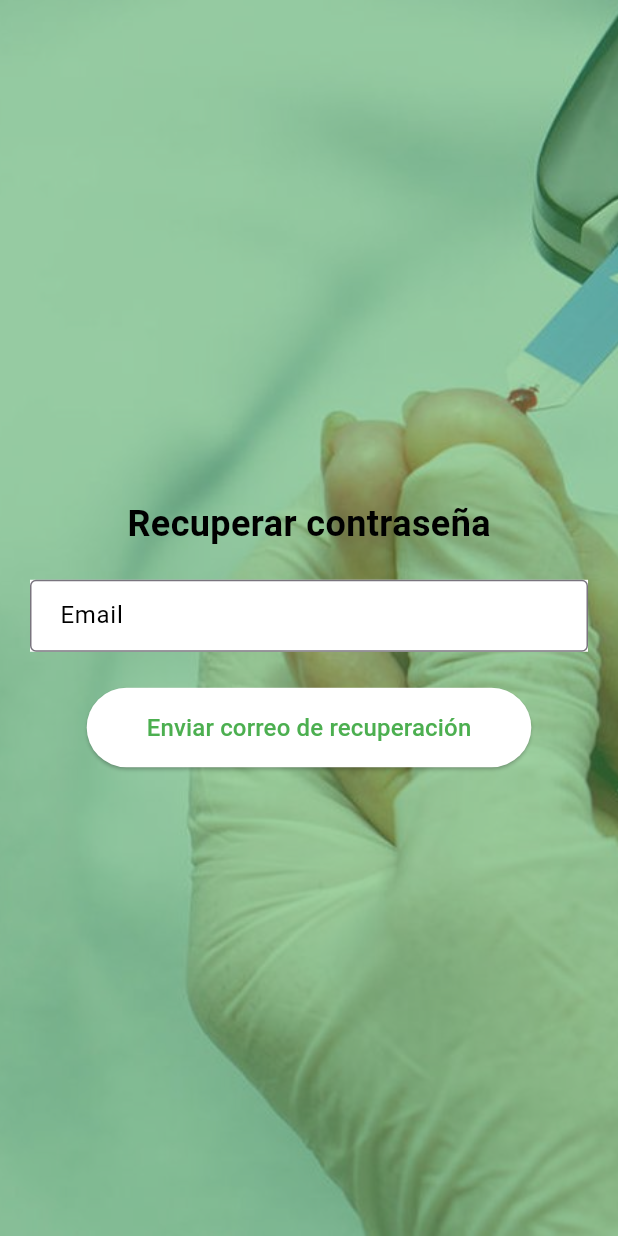
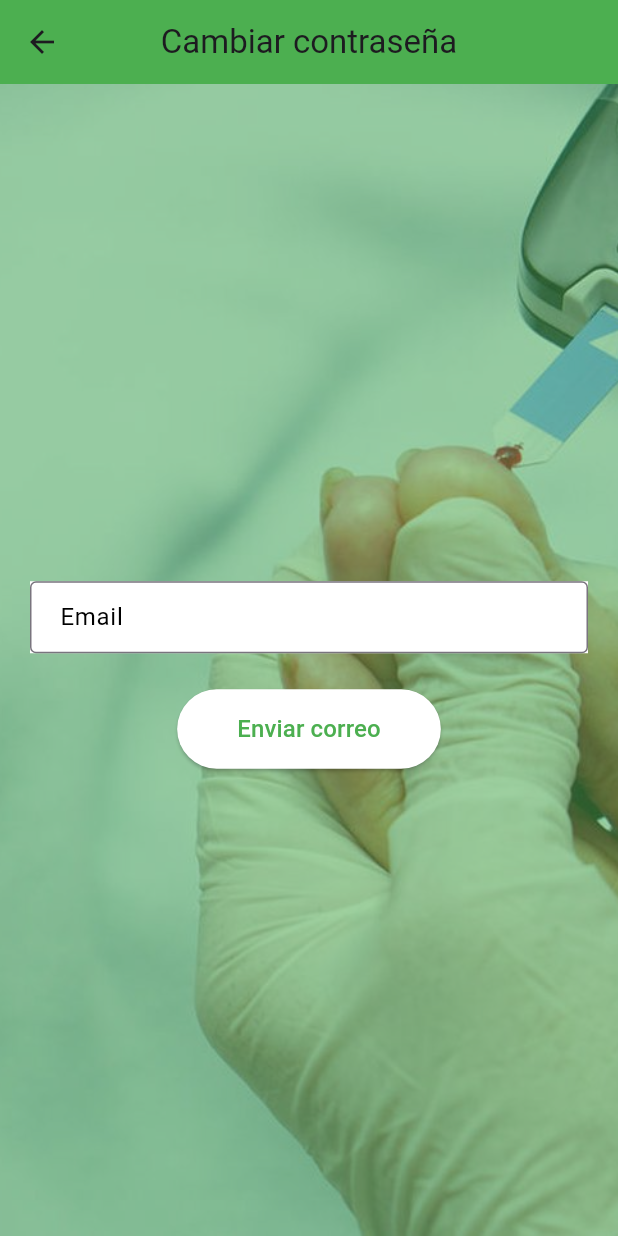
Before and after one commit to diiegoo26/glucolife, a Flutter app: the RecuperarPassVista screen opened directly, on a phone screen of 412 x 824 dp. Run offline on Flutter 3.47's test engine with Material 3 defaults, Android fonts, the phone set to English and light mode, and no system bars; our stand-ins replace cloud_firestore, firebase_auth, firebase_core, firebase_storage, fl_chart, flutter_local_notifications and 4 more; missing offline and left inert: animated_floating_buttons, disposebag, fimber, google_gemini, horizontal_calendar, vital_core and 1 more; accounts and stored records are empty.

Commit message:
Revisión final

```diff
--- a/glucolife_app/lib/vistas/ajustes/recuperar_pass.dart
+++ b/glucolife_app/lib/vistas/ajustes/recuperar_pass.dart
@@ -14,6 +14,12 @@ class _RecuperarPassVistaState extends State<RecuperarPassVista> {
   @override
   Widget build(BuildContext context) {
     return Scaffold(
+      appBar: AppBar(
+        title: const Text('Cambiar contraseña'),
+        backgroundColor: Colors.green,
+        elevation: 0.0,
+        centerTitle: true,
+      ),
       body: Stack(
         children: [
           Positioned.fill(
@@ -38,14 +44,6 @@ class _RecuperarPassVistaState extends State<RecuperarPassVista> {
               child: Column(
                 mainAxisAlignment: MainAxisAlignment.center,
                 children: [
-                  SizedBox(height: 20.0),
-                  Text(
-                    'Recuperar contraseña',
-                    style: TextStyle(
-                        fontSize: 24,
-                        fontWeight: FontWeight.bold,
-                        color: Colors.black),
-                  ),
                   SizedBox(height: 20.0),
                   _buildTextField('Email', _emailController,
                       keyboardType: TextInputType.emailAddress),
@@ -76,7 +74,7 @@ class _RecuperarPassVistaState extends State<RecuperarPassVista> {
                       ),
                     ),
                     child: Text(
-                      'Enviar correo de recuperación',
+                      'Enviar correo',
                       style: TextStyle(fontSize: 16),
                     ),
                   ),
```
Also changed, not shown: 1 other file.
